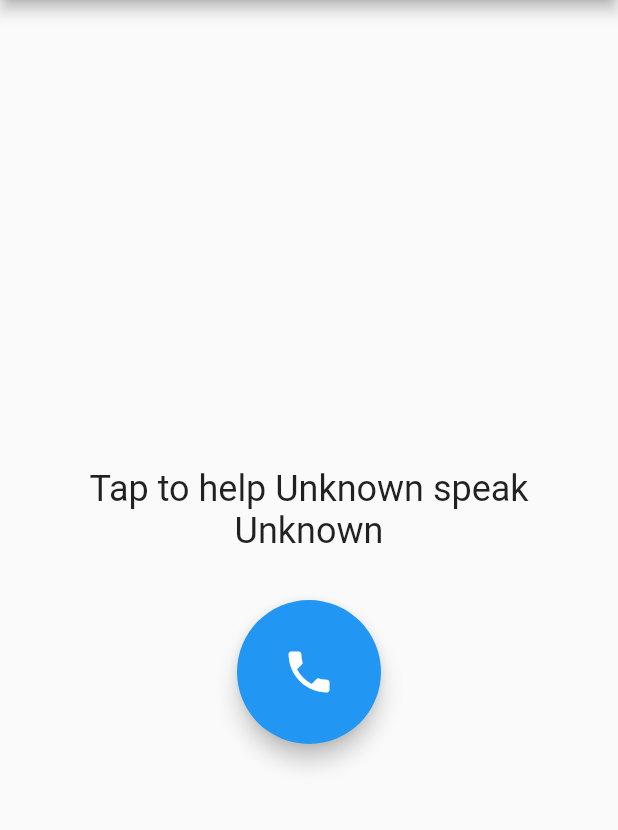
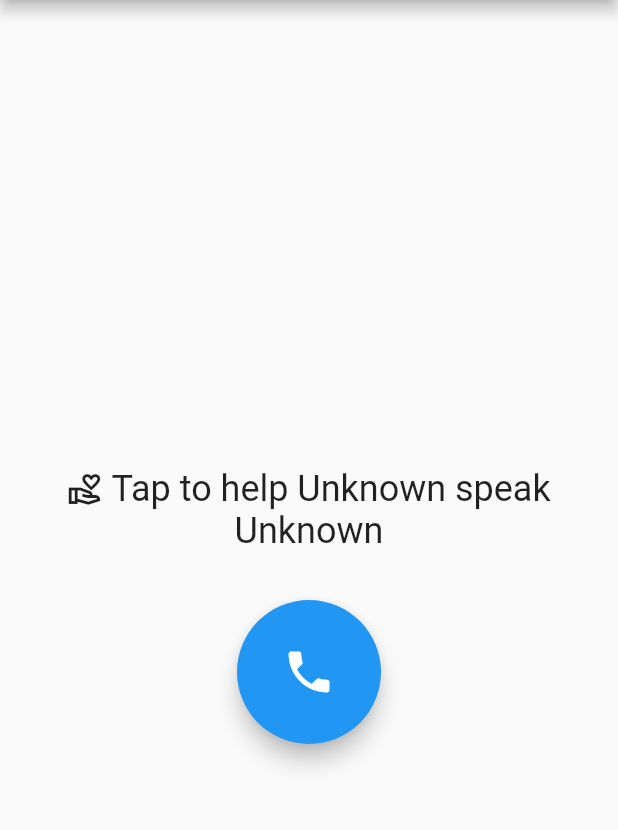
Before and after one commit to rnd-rbn/fluentel, a Flutter app: the screen it shows after launch, on a phone screen of 412 x 824 dp, the part 84-914 px from its top. Run offline on Flutter 3.47's test engine with Material 2 defaults, Android fonts, the light colour scheme and no system bars; missing offline and left inert: flutter_sim_country_code; generated files the repository leaves out were written again.

Commit message:
GH-20 add leading icon for CTA text; clarify the intent
* used outline icons so it looks more like inline text; don't confuse with button icon

```diff
--- a/lib/main.dart
+++ b/lib/main.dart
@@ -114,6 +114,7 @@ class _MyHomePageState extends State<MyHomePage> with SingleTickerProviderStateM
   }
 
   updateTimerDuration() {
+    timer?.cancel();
     setState(() {
       timerDuration = 7 == timerDuration ? 3 : 7;
     });
@@ -122,9 +123,17 @@ class _MyHomePageState extends State<MyHomePage> with SingleTickerProviderStateM
 
   callToActionText(int timerDuration) {
     if (7 == timerDuration) {
-      return AppLocalizations.of(context)!.tapToFindALanguagePartner;
+      return [
+        const WidgetSpan(child: Icon(Icons.person_search_outlined), alignment: PlaceholderAlignment.middle),
+        const TextSpan(text: ' '),
+        TextSpan(text: AppLocalizations.of(context)!.tapToFindALanguagePartner),
+      ];
     } else {
-      return AppLocalizations.of(context)!.tapToHelpOthers(targetPopulation, myLanguage);
+      return [
+        const WidgetSpan(child: Icon(Icons.volunteer_activism_outlined), alignment: PlaceholderAlignment.middle),
+        const TextSpan(text: ' '),
+        TextSpan(text: AppLocalizations.of(context)!.tapToHelpOthers(targetPopulation, myLanguage)),
+      ];
     }
   }
 
@@ -222,8 +231,10 @@ class _MyHomePageState extends State<MyHomePage> with SingleTickerProviderStateM
                 child: Column(
                   mainAxisAlignment: MainAxisAlignment.end,
                   children: [
-                    Text(
-                      callToActionText(timerDuration),
+                    Text.rich(
+                      TextSpan(
+                        children: callToActionText(timerDuration),
+                      ),
                       style: Theme.of(context).textTheme.headlineSmall,
                       textAlign: TextAlign.center,
                       overflow: TextOverflow.visible,
```
